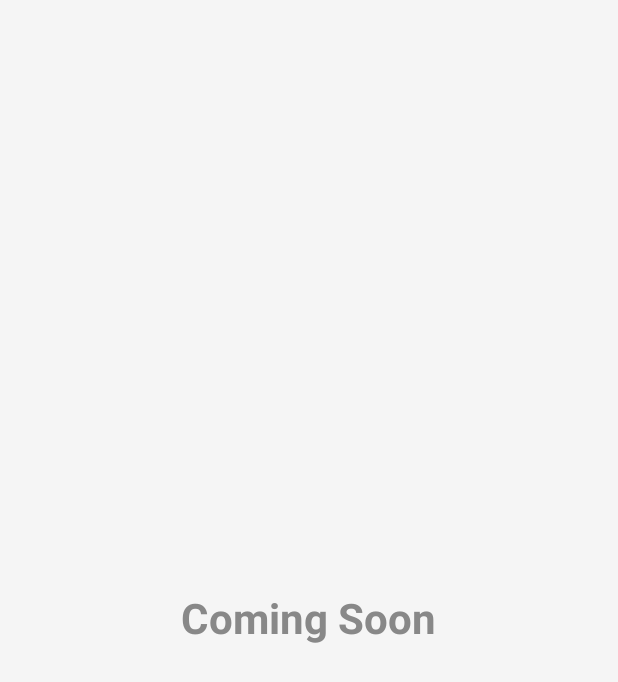
After one commit to Dinushan4568/Govi_saviya, an Android app: the ComingSoonActivity screen opened directly, with no data from a screen before it, on a phone screen of 412 x 824 dp. The commit adds this screen. Shown: the top 682 px of the screen. Run offline under Robolectric (Android 15) with nearby library versions, the phone set to English and light mode, and no system bars; Roboto replaces fonts that are not available here.

Commit message:
Add ComingSoonActivity for 'My Orders' placeholder
Introduced ComingSoonActivity and its layout to serve as a placeholder for the 'My Orders' feature. Updated MarketplaceActivity to launch ComingSoonActivity when 'My Orders' is selected. Registered the new activity in AndroidManifest.xml.

```diff
--- a/app/src/main/AndroidManifest.xml
+++ b/app/src/main/AndroidManifest.xml
@@ -52,6 +52,7 @@
         <activity android:name=".NotificationActivity" android:exported="false" />
         <activity android:name=".SellProductActivity" />
         <activity android:name=".ProductListActivity" />
+        <activity android:name=".ComingSoonActivity" />
 
         <meta-data
             android:name="preloaded_fonts"
--- /dev/null
+++ b/app/src/main/java/com/s23010535/govisaviya/ComingSoonActivity.java
@@ -0,0 +1,12 @@
+package com.s23010535.govisaviya;
+
+import android.os.Bundle;
+import androidx.appcompat.app.AppCompatActivity;
+
+public class ComingSoonActivity extends AppCompatActivity {
+    @Override
+    protected void onCreate(Bundle savedInstanceState) {
+        super.onCreate(savedInstanceState);
+        setContentView(R.layout.activity_coming_soon);
+    }
+}
--- a/app/src/main/java/com/s23010535/govisaviya/MarketplaceActivity.java
+++ b/app/src/main/java/com/s23010535/govisaviya/MarketplaceActivity.java
@@ -105,9 +105,8 @@ public class MarketplaceActivity extends Activity implements ProductAdapter.OnPr
         btnMyOrders.setOnClickListener(new View.OnClickListener() {
             @Override
             public void onClick(View v) {
-                showToast("Opening my orders...");
-                // Intent intent = new Intent(MarketplaceActivity.this, MyOrdersActivity.class);
-                // startActivity(intent);
+                Intent intent = new Intent(MarketplaceActivity.this, ComingSoonActivity.class);
+                startActivity(intent);
             }
         });
 
--- /dev/null
+++ b/app/src/main/res/layout/activity_coming_soon.xml
@@ -0,0 +1,17 @@
+<?xml version="1.0" encoding="utf-8"?>
+<LinearLayout xmlns:android="http://schemas.android.com/apk/res/android"
+    android:layout_width="match_parent"
+    android:layout_height="match_parent"
+    android:orientation="vertical"
+    android:gravity="center"
+    android:background="#F5F5F5">
+
+    <TextView
+        android:layout_width="wrap_content"
+        android:layout_height="wrap_content"
+        android:text="Coming Soon"
+        android:textSize="28sp"
+        android:textStyle="bold"
+        android:textColor="#888888" />
+
+</LinearLayout>
```
